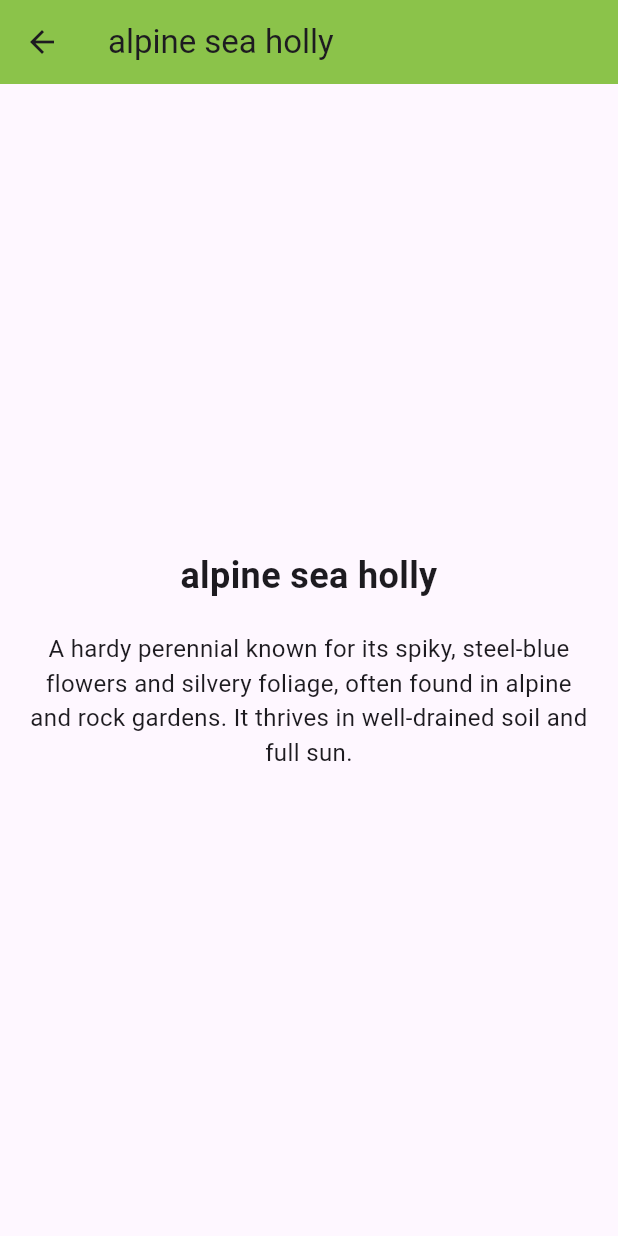
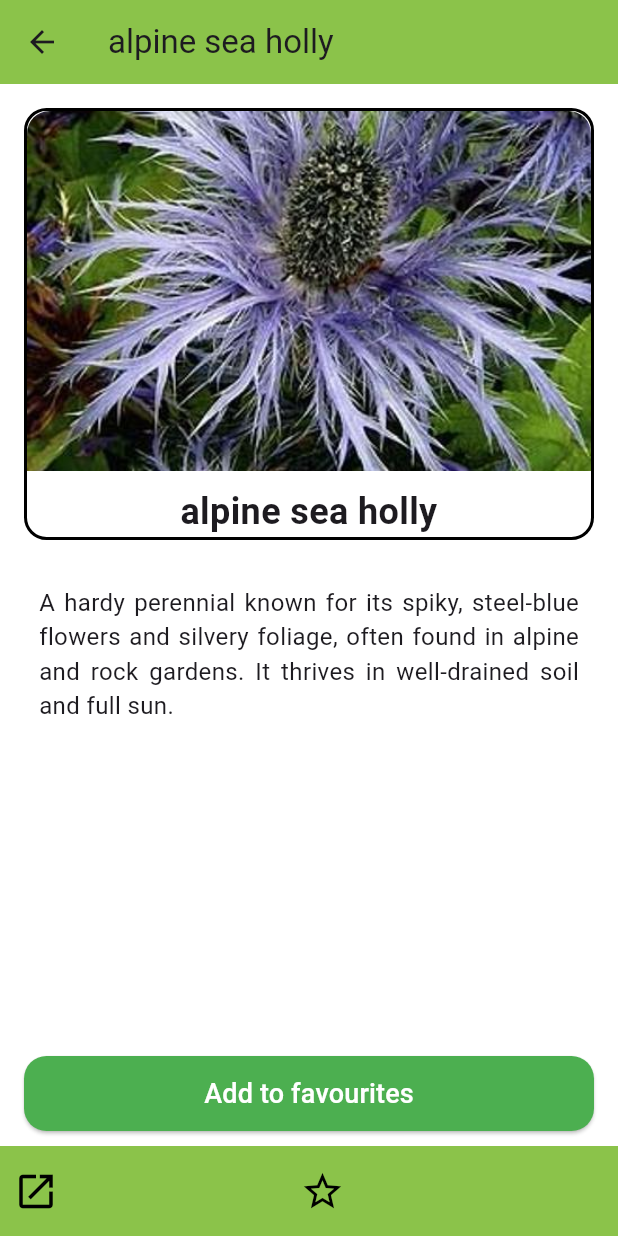
Before and after one commit to szeltamas/szakdoga_flutter, a Flutter app: the BrowseScreen screen opened directly, after a tap on "alpine sea holly", on a phone screen of 412 x 824 dp. Run offline on Flutter 3.47's test engine with Material 3 defaults, Android fonts, the phone set to English and light mode, and no system bars; our stand-ins replace firebase_auth, firebase_core, font_awesome_flutter, image_picker; missing offline and left inert: tflite_flutter; accounts and stored records are empty; network calls fail.

Commit message:
Favorites buttons added

```diff
--- a/lib/custom_widgets/CustomFooter.dart
+++ b/lib/custom_widgets/CustomFooter.dart
@@ -24,8 +24,9 @@ class FooterWidget extends StatelessWidget {
         height: 60,
         color: Colors.lightGreen,
         child: Row(
-          mainAxisAlignment: MainAxisAlignment.center,
+          mainAxisAlignment: MainAxisAlignment.spaceBetween, // Space between items
           children: [
+            // GitHub Icon on the left side
             IconButton(
               icon: Icon(
                 Icons.open_in_new,
@@ -35,6 +36,20 @@ class FooterWidget extends StatelessWidget {
               onPressed: _launchURL, // Launch the URL when pressed
               tooltip: 'Go to GitHub',
             ),
+            // Hollow Star Icon in the center
+            IconButton(
+              icon: Icon(
+                Icons.star_border,
+                color: Colors.black, // Color of the hollow star icon
+                size: 30, // Increase the size of the icon
+              ),
+              onPressed: () {
+                // Define what happens when the star icon is pressed
+              },
+              tooltip: 'Favorites',
+            ),
+            // Placeholder for the right side if needed, or remove it if only two icons are used
+            SizedBox(width: 30), // Adjust this or replace with another button if needed
           ],
         ),
       ),
--- a/lib/screens/Browsescreen.dart
+++ b/lib/screens/Browsescreen.dart
@@ -1,7 +1,7 @@
 import 'package:flutter/material.dart';
 import 'package:flutter/services.dart' show rootBundle;
 import 'dart:convert';
-import 'PlantPressedScreen.dart';
+import 'ResultScreen.dart'; // Import ResultScreen
 
 class BrowseScreen extends StatelessWidget {
   const BrowseScreen({super.key});
@@ -86,12 +86,13 @@ class BrowseScreen extends StatelessWidget {
                                 return GestureDetector(
                                   onTap: () {
                                     final description = plantDescriptions[plantName] ?? 'No description available.';
+                                    // Navigate to ResultScreen
                                     Navigator.push(
                                       context,
                                       MaterialPageRoute(
-                                        builder: (context) => PlantPressedScreen(
-                                          plantName: fileName,
-                                          description: description,
+                                        builder: (context) => ResultScreen(
+                                          classificationResult: fileName,
+                                          imagePath: imagePath, // Pass imagePath for asset image
                                         ),
                                       ),
                                     );
--- a/lib/screens/Register.dart
+++ b/lib/screens/Register.dart
@@ -102,6 +102,7 @@ class _RegisterState extends State<Register> {
                           ),
                           onPressed: () async {
                             if (_formKey.currentState!.validate()) {
+
                               dynamic result = await _auth.registerWithEmailAndPassword(email, password);
                               if(result == null)
                                 {
--- a/lib/screens/Resultscreen.dart
+++ b/lib/screens/Resultscreen.dart
@@ -6,12 +6,14 @@ import '../custom_widgets/CustomFooter.dart'; // Import your FooterWidget
 
 class ResultScreen extends StatefulWidget {
   final String classificationResult;
-  final File image;
+  final File? imageFile; // File for image from the classifier (optional)
+  final String? imagePath; // String for image asset from the browse screen (optional)
 
   const ResultScreen({
     Key? key,
     required this.classificationResult,
-    required this.image,
+    this.imageFile, // File image from classification
+    this.imagePath, // Asset image from BrowseScreen
   }) : super(key: key);
 
   @override
@@ -34,7 +36,7 @@ class _ResultScreenState extends State<ResultScreen> {
 
     // Find the description based on classificationResult
     for (var plant in data['plant_descriptions']) {
-      if (plant['name'] == widget.classificationResult) {
+      if (plant['name'].toLowerCase() == widget.classificationResult.toLowerCase()) {
         setState(() {
           _plantDescription = plant['description'];
         });
@@ -47,10 +49,10 @@ class _ResultScreenState extends State<ResultScreen> {
   Widget build(BuildContext context) {
     return Scaffold(
       appBar: AppBar(
-        title: Text('Classification Result'),
+        title: Text(widget.classificationResult),
         backgroundColor: Colors.lightGreen,
       ),
-      body: Stack( // Use Stack to position FooterWidget
+      body: Stack(
         children: [
           Container(
             color: Colors.white, // Set a solid background color
@@ -72,8 +74,15 @@ class _ResultScreenState extends State<ResultScreen> {
                     children: [
                       ClipRRect(
                         borderRadius: BorderRadius.vertical(top: Radius.circular(15)),
-                        child: Image.file(
-                          widget.image,
+                        child: widget.imageFile != null
+                            ? Image.file(
+                          widget.imageFile!,
+                          fit: BoxFit.cover,
+                          height: 240,
+                          width: double.infinity,
+                        )
+                            : Image.asset(
+                          widget.imagePath!,
                           fit: BoxFit.cover,
                           height: 240,
                           width: double.infinity,
@@ -106,6 +115,28 @@ class _ResultScreenState extends State<ResultScreen> {
               ],
             ),
           ),
+          // Positioned button above the footer
+          Positioned(
+            bottom: 70, // Position the button above the footer
+            left: 16,
+            right: 16,
+            child: ElevatedButton(
+              onPressed: () {
+                // Leave this empty for now
+              },
+              style: ElevatedButton.styleFrom(
+                backgroundColor: Colors.green, // Updated for background color
+                padding: EdgeInsets.symmetric(horizontal: 24, vertical: 12),
+                shape: RoundedRectangleBorder(
+                  borderRadius: BorderRadius.circular(15),
+                ),
+              ),
+              child: Text(
+                "Add to favourites",
+                style: TextStyle(fontSize: 18, color: Colors.white),
+              ),
+            ),
+          ),
           const FooterWidget(), // Add the FooterWidget at the bottom
         ],
       ),
```
Also changed, not shown: lib/screens/Identifyscreen.dart (+6 -7 lines), lib/screens/PlantPressedscreen.dart (+16 -2 lines), lib/custom_widgets/CustomButton.dart (line endings or trailing spaces).
